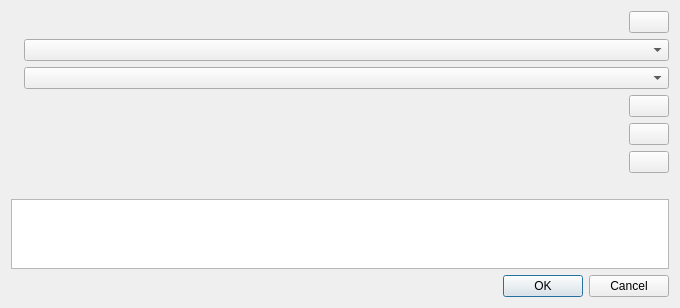
malcyon/wish, file editor/convert.ui: the form before one commit.
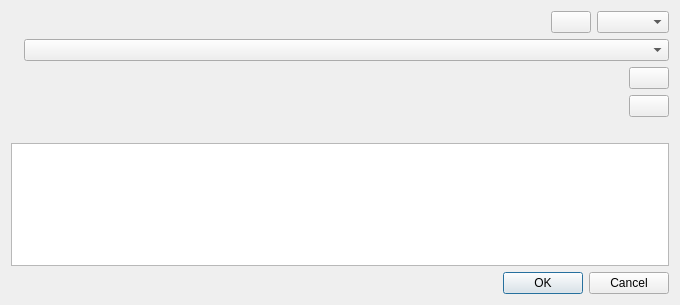
The form after the commit.

Commit message:
Give the Convert window four rows that never move, with the slot on the From row and a prefilled picker for every destination (#413)
Claude-Session: https://claude.ai/code/session_0135zFW8gLCJaAUG1z2p4Q9y

```diff
--- a/editor/convert.ui
+++ b/editor/convert.ui
@@ -20,57 +20,41 @@
       <widget class="QLabel" name="label_source"/>
      </item>
      <item row="0" column="1">
-      <layout class="QHBoxLayout" name="source_row" stretch="1,0">
+      <layout class="QHBoxLayout" name="source_row" stretch="1,0,0">
        <item>
         <widget class="QLabel" name="convert_source"/>
        </item>
        <item>
         <widget class="QPushButton" name="convert_choose_source"/>
        </item>
+       <item>
+        <widget class="QComboBox" name="convert_slot"/>
+       </item>
       </layout>
      </item>
      <item row="1" column="0">
-      <widget class="QLabel" name="label_slot"/>
+      <widget class="QLabel" name="label_to"/>
      </item>
      <item row="1" column="1">
-      <widget class="QComboBox" name="convert_slot"/>
+      <widget class="QComboBox" name="convert_destination"/>
      </item>
      <item row="2" column="0">
-      <widget class="QLabel" name="label_to"/>
+      <widget class="QLabel" name="label_files"/>
      </item>
      <item row="2" column="1">
-      <widget class="QComboBox" name="convert_destination"/>
+      <layout class="QHBoxLayout" name="files_row" stretch="1,0">
+       <item>
+        <widget class="QLabel" name="convert_files"/>
+       </item>
+       <item>
+        <widget class="QPushButton" name="convert_choose_files"/>
+       </item>
+      </layout>
      </item>
      <item row="3" column="0">
-      <widget class="QLabel" name="label_game"/>
-     </item>
-     <item row="3" column="1">
-      <layout class="QHBoxLayout" name="game_row" stretch="1,0">
-       <item>
-        <widget class="QLabel" name="convert_game"/>
-       </item>
-       <item>
-        <widget class="QPushButton" name="convert_choose_game"/>
-       </item>
-      </layout>
-     </item>
-     <item row="4" column="0">
-      <widget class="QLabel" name="label_disk"/>
-     </item>
-     <item row="4" column="1">
-      <layout class="QHBoxLayout" name="disk_row" stretch="1,0">
-       <item>
-        <widget class="QLabel" name="convert_disk"/>
-       </item>
-       <item>
-        <widget class="QPushButton" name="convert_choose_disk"/>
-       </item>
-      </layout>
-     </item>
-     <item row="5" column="0">
       <widget class="QLabel" name="label_folder"/>
      </item>
-     <item row="5" column="1">
+     <item row="3" column="1">
       <layout class="QHBoxLayout" name="folder_row" stretch="1,0">
        <item>
         <widget class="QLabel" name="convert_folder"/>
```
The commit also changes 2 other files.
